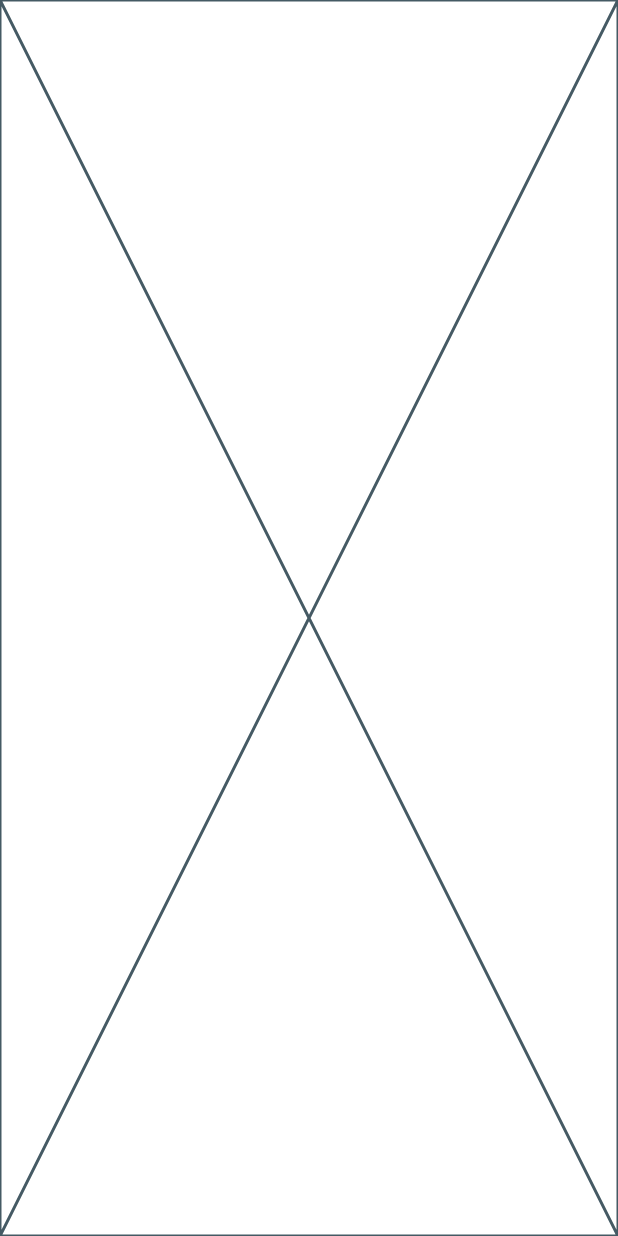
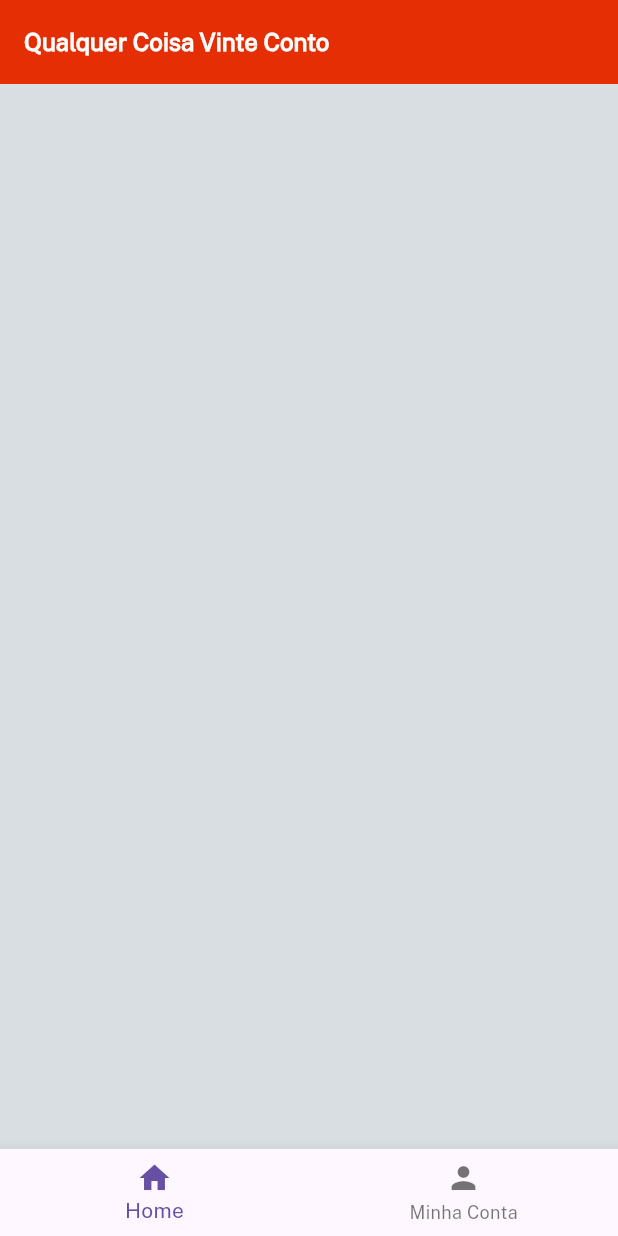
Before and after one commit to joaopaulopmedeiros/qualquercoisavinteconto-mobile, a Flutter app: the screen it shows after launch, after a tap on "Entrar", on a phone screen of 412 x 824 dp. Run offline on Flutter 3.47's test engine with Material 3 defaults, Android fonts, the phone set to English and light mode, and no system bars; our stand-ins replace velocity_x.

Commit message:
style: home

```diff
--- a/lib/constants/colors.dart
+++ b/lib/constants/colors.dart
@@ -3,5 +3,6 @@ import 'dart:ui';
 const Color whiteColor = Color.fromRGBO(255, 255, 255, 1);
 const Color textfieldGrey = Color.fromRGBO(209, 209, 209, 1);
 const Color fontGrey = Color.fromRGBO(107, 115, 119, 1);
+const Color backgroundGrey =Color.fromARGB(255, 216, 222, 226);
 const Color lightGrey = Color.fromRGBO(239, 239, 239, 1);
 const Color redColor = Color.fromRGBO(230, 46, 4, 1);
--- /dev/null
+++ b/lib/screens/catalog_screen.dart
@@ -0,0 +1,10 @@
+import 'package:flutter/material.dart';
+
+class CatalogScreen extends StatelessWidget {
+  const CatalogScreen({super.key});
+
+  @override
+  Widget build(BuildContext context) {
+    return Container();
+  }
+}
--- a/lib/screens/home_screen.dart
+++ b/lib/screens/home_screen.dart
@@ -1,10 +1,58 @@
 import 'package:flutter/material.dart';
+import 'package:qualquercoisavinteconto/constants/application.dart';
+import 'package:qualquercoisavinteconto/constants/colors.dart';
+import 'package:qualquercoisavinteconto/constants/fonts.dart';
+import 'package:qualquercoisavinteconto/screens/catalog_screen.dart';
 
-class HomeScreen extends StatelessWidget {
-  const HomeScreen({super.key});
+class HomeScreen extends StatefulWidget {
+  const HomeScreen({Key? key}) : super(key: key);
+
+  @override
+  State<HomeScreen> createState() => _HomeScreenState();
+}
+
+class _HomeScreenState extends State<HomeScreen> {
+  int paginaAtual = 0;
+  PageController pc = PageController(initialPage: 0);
+
+  setPaginaAtual(pagina) {
+    setState(() {
+      paginaAtual = pagina;
+    });
+  }
 
   @override
   Widget build(BuildContext context) {
-    return const Placeholder();
+    return Scaffold(
+      appBar: AppBar(
+        backgroundColor: redColor,
+        title: const Text(applicationName, style: TextStyle(color: whiteColor, fontSize: 16, fontWeight: FontWeight.bold)),
+        automaticallyImplyLeading: false,
+      ),
+      body: Container(
+        color: backgroundGrey,
+        child: PageView(
+          controller: pc,
+          onPageChanged: setPaginaAtual,
+          children: const [
+            CatalogScreen()
+          ],
+        ),
+      ),
+      bottomNavigationBar: BottomNavigationBar(
+        currentIndex: paginaAtual,
+        items: const [
+          BottomNavigationBarItem(icon: Icon(Icons.home), label: 'Home'),
+          BottomNavigationBarItem(icon: Icon(Icons.person), label: 'Minha Conta'),
+        ],
+        onTap: (pagina) {
+          pc.animateToPage(
+            pagina,
+            duration: const Duration(milliseconds: 400),
+            curve: Curves.ease,
+          );
+        },
+      ),
+    );
   }
 }
```
